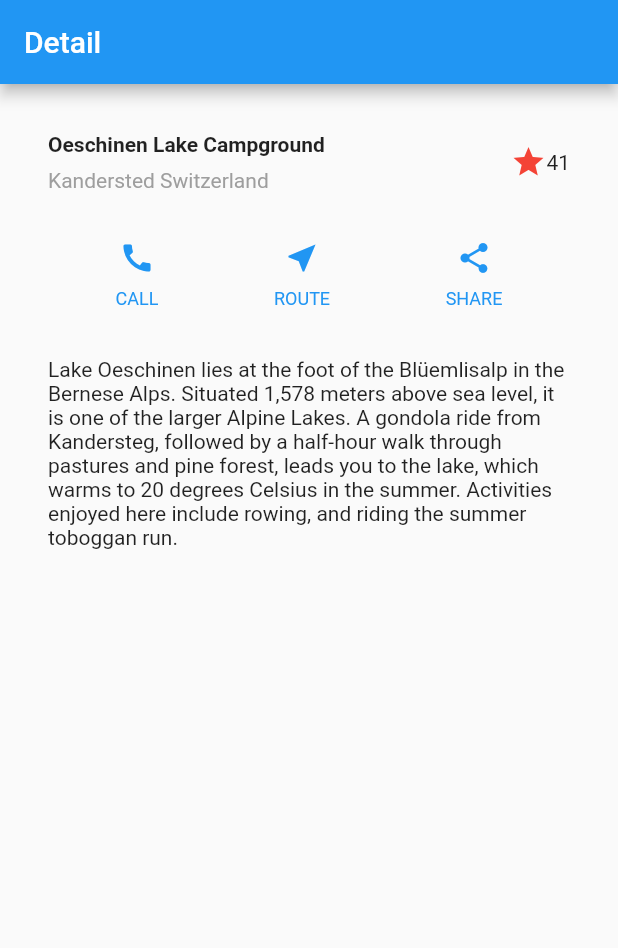
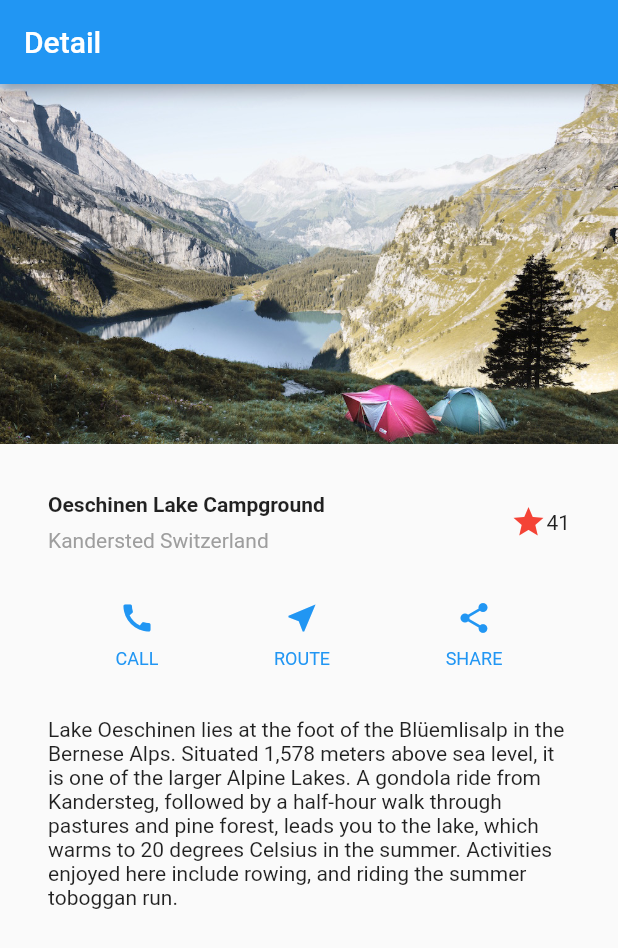
Before and after one commit to matsushitak/Detail-Flutter, a Flutter app: the screen it shows after launch, on a phone screen of 412 x 824 dp. Shown: the top 948 px of the screen. Run offline on Flutter 3.47's test engine with Material 2 defaults, Android fonts, the phone set to English and light mode, and no system bars.

```diff
--- a/lib/main.dart
+++ b/lib/main.dart
@@ -33,8 +33,22 @@ class _HomePageState extends State<HomePage> {
           title: Text(widget.title),
         ),
         body: Column(
-          children: <Widget>[_titleSection(), _buttonSection(), _textSection()],
+          children: <Widget>[
+            _imageSection(),
+            _titleSection(),
+            _buttonSection(),
+            _textSection()
+          ],
         ));
+  }
+
+  Widget _imageSection() {
+    return Image.asset(
+      "images/lake.jpg",
+      width: 600,
+      height: 240,
+      fit: BoxFit.cover,
+    );
   }
 
   Widget _titleSection() {
--- a/pubspec.yaml
+++ b/pubspec.yaml
@@ -41,9 +41,8 @@ flutter:
   uses-material-design: true
 
   # To add assets to your application, add an assets section, like this:
-  # assets:
-  #  - images/a_dot_burr.jpeg
-  #  - images/a_dot_ham.jpeg
+  assets:
+    - images/lake.jpg
 
   # An image asset can refer to one or more resolution-specific "variants", see
   # https://flutter.dev/assets-and-images/#resolution-aware.
```
Also changed, not shown: images/lake.jpg (added).
